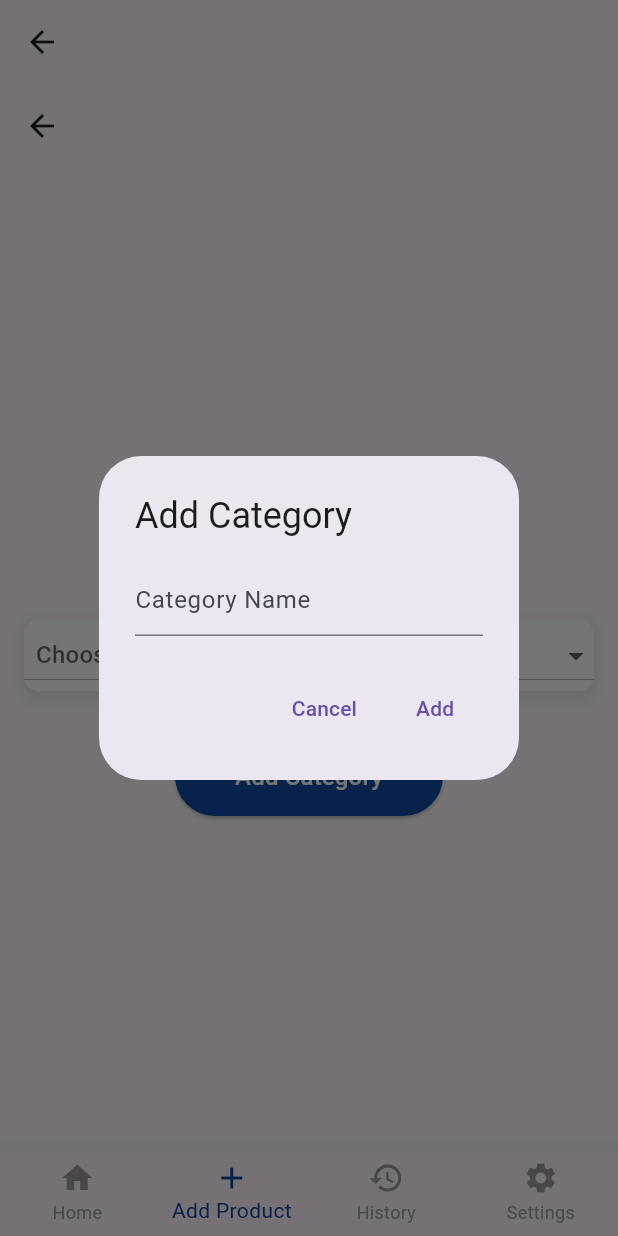
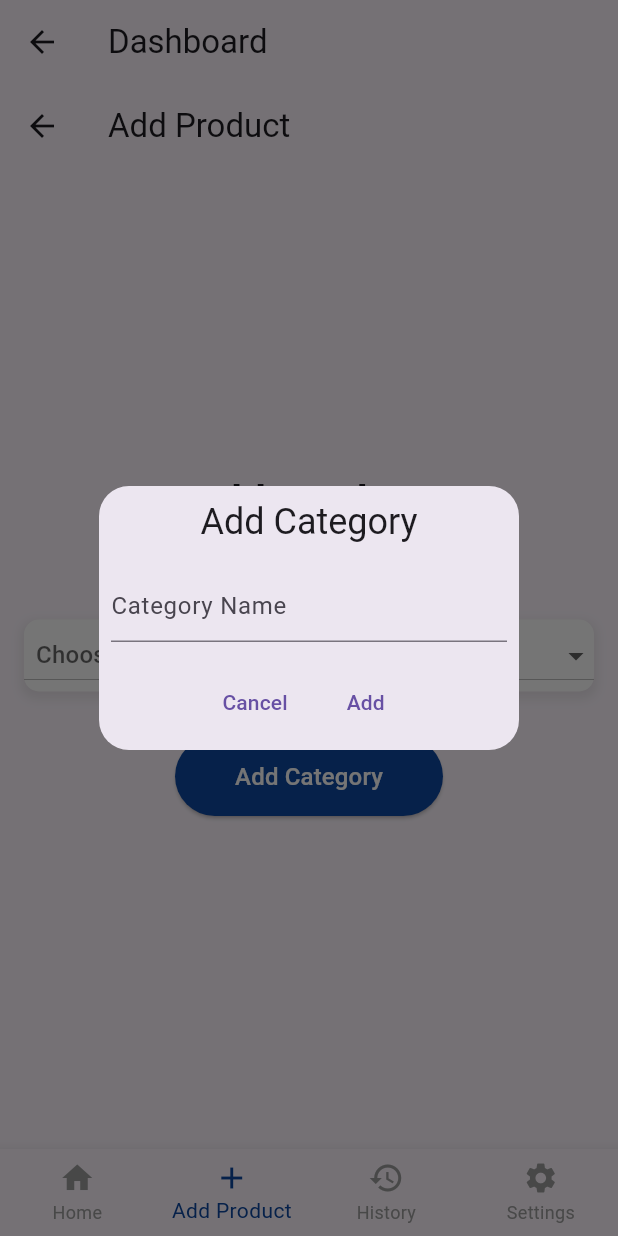
Before and after one commit to divya-garg1999/Quick-Cart, a Flutter app: the DashboardScreen screen opened directly, item 2 of the bottom bar chosen, after a tap on "Add Category", on a phone screen of 412 x 824 dp. Run offline on Flutter 3.47's test engine with Material 3 defaults, Android fonts, the phone set to English and light mode, and no system bars; our stand-ins replace get.

Commit message:
Dashboard and Add product Screen

```diff
--- /dev/null
+++ b/lib/views/add_product/add_product_controller.dart
@@ -0,0 +1,63 @@
+import 'package:flutter/material.dart';
+import 'package:get/get.dart';
+import 'package:quickcart/models/product_data.dart';
+
+class AddProductController extends GetxController {
+  final ProductData productData = ProductData(); // Singleton instance
+  var selectedCategory = Rxn<String>(); // Reactive category selection
+  final nameController = TextEditingController();
+  final priceController = TextEditingController();
+  final stockController = TextEditingController();
+  final categoryController = TextEditingController();
+
+  // Method to add the product
+  void addProduct() {
+    final productName = nameController.text.trim();
+    final productPriceText = priceController.text.trim();
+    final productStockText = stockController.text.trim();
+
+    if (productName.isEmpty || selectedCategory.value == null || productPriceText.isEmpty || productStockText.isEmpty) {
+      _showSnackBar('Please fill in all fields');
+      return;
+    }
+
+    final double? productPrice = double.tryParse(productPriceText);
+    final int? productStock = int.tryParse(productStockText);
+
+    if (productPrice == null || productStock == null) {
+      _showSnackBar('Please enter valid numbers for price and stock');
+      return;
+    }
+
+    productData.addProduct(
+      productName,
+      selectedCategory.value!,
+      productPrice,
+      productStock,
+    );
+
+    // Clear fields after adding the product
+    nameController.clear();
+    priceController.clear();
+    stockController.clear();
+    selectedCategory.value = null; // Reset selected category
+    _showSnackBar('Product Added Successfully');
+  }
+
+  void addCategory() {
+    final newCategory = categoryController.text.trim();
+    if (newCategory.isNotEmpty) {
+      productData.addCategory(newCategory);
+      categoryController.clear(); // Clear input field
+      Get.back(); // Close dialog
+      _showSnackBar('Category Added Successfully');
+    } else {
+      _showSnackBar('Category name cannot be empty');
+    }
+  }
+
+  // Show SnackBar using GetX
+  void _showSnackBar(String message) {
+    Get.snackbar('Notification', message, snackPosition: SnackPosition.BOTTOM);
+  }
+}
--- /dev/null
+++ b/lib/views/add_product/add_product_screen.dart
@@ -0,0 +1,147 @@
+import 'package:flutter/material.dart';
+import 'package:get/get.dart';
+import 'add_product_controller.dart';
+
+class AddProductScreen extends StatelessWidget {
+  final AddProductController controller = Get.put(AddProductController());
+
+  @override
+  Widget build(BuildContext context) {
+    return Scaffold(
+      appBar: AppBar(
+        title: Text('Add Product'),
+      ),
+      body: Center(
+        child: Padding(
+          padding: const EdgeInsets.all(16.0),
+          child: SingleChildScrollView(
+            child: Column(
+              crossAxisAlignment: CrossAxisAlignment.center,
+              children: [
+                Text(
+                  'Add Product',
+                  style: TextStyle(fontSize: 28, fontWeight: FontWeight.bold),
+                  textAlign: TextAlign.center,
+                ),
+                SizedBox(height: 20),
+                Text(
+                  'Select Category:',
+                  style: TextStyle(fontSize: 20, fontWeight: FontWeight.bold),
+                ),
+                SizedBox(height: 10),
+                _buildCategoryDropdown(),
+                SizedBox(height: 30),
+                ElevatedButton(
+                  style: ElevatedButton.styleFrom(
+                    backgroundColor: Colors.blue[900],
+                    padding: EdgeInsets.symmetric(horizontal: 40, vertical: 15),
+                  ),
+                  onPressed: () => _showAddCategoryDialog(),
+                  child: Text('Add Category', style: TextStyle(color: Colors.white, fontSize: 16)),
+                ),
+                SizedBox(height: 20),
+                Obx(() {
+                  if (controller.selectedCategory.value != null) {
+                    return Column(
+                      children: [
+                        Text('Add Product Details:', style: TextStyle(fontSize: 20, fontWeight: FontWeight.bold)),
+                        SizedBox(height: 10),
+                        _buildTextField(controller.nameController, 'Product Name'),
+                        SizedBox(height: 10),
+                        _buildTextField(controller.priceController, 'Price', isNumber: true),
+                        SizedBox(height: 10),
+                        _buildTextField(controller.stockController, 'Stock', isNumber: true),
+                        SizedBox(height: 20),
+                        ElevatedButton(
+                          onPressed: controller.addProduct,
+                          child: Text('Add Product'),
+                        ),
+                      ],
+                    );
+                  } else {
+                    return SizedBox.shrink();
+                  }
+                }),
+              ],
+            ),
+          ),
+        ),
+      ),
+    );
+  }
+
+  // Dropdown for choosing category
+  Widget _buildCategoryDropdown() {
+    return Container(
+      decoration: _inputFieldDecoration(),
+      child: Obx(() {
+        return DropdownButton<String>(
+          hint: Padding(
+            padding: const EdgeInsets.all(8.0),
+            child: Text('Choose a category'),
+          ),
+          value: controller.selectedCategory.value,
+          onChanged: (String? newValue) {
+            controller.selectedCategory.value = newValue;
+          },
+          isExpanded: true,
+          items: controller.productData.categories
+              .map<DropdownMenuItem<String>>((String value) {
+            return DropdownMenuItem<String>(
+              value: value,
+              child: Padding(
+                padding: const EdgeInsets.all(8.0),
+                child: Text(value),
+              ),
+            );
+          }).toList(),
+        );
+      }),
+    );
+  }
+
+  Widget _buildTextField(TextEditingController controller, String label, {bool isNumber = false}) {
+    return Container(
+      decoration: _inputFieldDecoration(),
+      child: TextField(
+        controller: controller,
+        decoration: InputDecoration(
+          labelText: label,
+          border: OutlineInputBorder(borderRadius: BorderRadius.circular(10), borderSide: BorderSide.none),
+          contentPadding: EdgeInsets.all(16),
+        ),
+        keyboardType: isNumber ? TextInputType.number : TextInputType.text,
+      ),
+    );
+  }
+
+  BoxDecoration _inputFieldDecoration() {
+    return BoxDecoration(
+      color: Colors.white,
+      borderRadius: BorderRadius.circular(10),
+      boxShadow: [
+        BoxShadow(
+          color: Colors.grey.withOpacity(0.2),
+          spreadRadius: 2,
+          blurRadius: 5,
+          offset: Offset(0, 3),
+        ),
+      ],
+    );
+  }
+
+  // Method to show a dialog for adding a new category
+  void _showAddCategoryDialog() {
+    Get.defaultDialog(
+      title: 'Add Category',
+      content: TextField(
+        controller: controller.categoryController,
+        decoration: InputDecoration(hintText: 'Category Name'),
+      ),
+      actions: [
+        TextButton(onPressed: () => Get.back(), child: Text('Cancel')),
+        TextButton(onPressed: controller.addCategory, child: Text('Add')),
+      ],
+    );
+  }
+}
--- a/lib/views/add_product_screen.dart
+++ /dev/null
@@ -1,224 +0,0 @@
-// lib/views/add_product_screen.dart
-
-import 'package:flutter/material.dart';
-import 'package:quickcart/models/product_data.dart';
-
-class AddProductScreen extends StatefulWidget {
-  @override
-  _AddProductScreenState createState() => _AddProductScreenState();
-}
-
-class _AddProductScreenState extends State<AddProductScreen> {
-  final ProductData productData = ProductData(); // Accessing singleton instance
-  String? selectedCategory;
-
-  // Controllers for product details
-  final TextEditingController nameController = TextEditingController();
-  final TextEditingController priceController = TextEditingController();
-  final TextEditingController stockController = TextEditingController();
-  final TextEditingController categoryController = TextEditingController();
-
-  // Method to add the product
-  void _addProduct() {
-    final productName = nameController.text.trim();
-    final productPriceText = priceController.text.trim();
-    final productStockText = stockController.text.trim();
-
-    if (productName.isEmpty ||
-        selectedCategory == null ||
-        productPriceText.isEmpty ||
-        productStockText.isEmpty) {
-      _showSnackBar('Please fill in all fields');
-      return;
-    }
-
-    // Parse price and stock
-    final double? productPrice = double.tryParse(productPriceText);
-    final int? productStock = int.tryParse(productStockText);
-
-    if (productPrice == null || productStock == null) {
-      _showSnackBar('Please enter valid numbers for price and stock');
-      return;
-    }
-
-    // Add the product to the singleton
-    productData.addProduct(
-      productName,
-      selectedCategory!,
-      productPrice,
-      productStock,
-    );
-
-    // Clear fields after adding the product
-    nameController.clear();
-    priceController.clear();
-    stockController.clear();
-    setState(() {
-      selectedCategory = null; // Reset selected category
-    });
-
-    _showSnackBar('Product Added Successfully');
-    print('Product Added: $productName, Category: $selectedCategory, Price: $productPrice, Stock: $productStock');
-  }
-
-  // Method to show a dialog for adding a new category
-  void _showAddCategoryDialog() {
-    showDialog(
-      context: context,
-      builder: (context) {
-        return AlertDialog(
-          title: Text('Add Category'),
-          content: TextField(
-            controller: categoryController,
-            decoration: InputDecoration(hintText: 'Category Name'),
-          ),
-          actions: [
-            TextButton(
-              onPressed: () => Navigator.of(context).pop(),
-              child: Text('Cancel'),
-            ),
-            TextButton(
-              onPressed: () {
-                final newCategory = categoryController.text.trim();
-                if (newCategory.isNotEmpty) {
-                  productData.addCategory(newCategory);
-                  categoryController.clear(); // Clear input field
-                  Navigator.of(context).pop();
-                  _showSnackBar('Category Added Successfully');
-                } else {
-                  _showSnackBar('Category name cannot be empty');
-                }
-              },
-              child: Text('Add'),
-            ),
-          ],
-        );
-      },
-    );
-  }
-
-  // Helper method to show SnackBar messages
-  void _showSnackBar(String message) {
-    ScaffoldMessenger.of(context).showSnackBar(
-      SnackBar(content: Text(message)),
-    );
-  }
-
-  // Dropdown to choose category
-  Widget _buildCategoryDropdown() {
-    return Container(
-      decoration: _inputFieldDecoration(),
-      child: DropdownButton<String>(
-        hint: Padding(
-          padding: const EdgeInsets.all(8.0),
-          child: Text('Choose a category'),
-        ),
-        value: selectedCategory,
-        onChanged: (String? newValue) {
-          setState(() {
-            selectedCategory = newValue;
-          });
-        },
-        isExpanded: true,
-        items: productData.categories.map<DropdownMenuItem<String>>((String value) {
-          return DropdownMenuItem<String>(
-            value: value,
-            child: Padding(
-              padding: const EdgeInsets.all(8.0),
-              child: Text(value),
-            ),
-          );
-        }).toList(),
-      ),
-    );
-  }
-
-  // General method to build a text field for the form
-  Widget _buildTextField(TextEditingController controller, String label, {bool isNumber = false}) {
-    return Container(
-      decoration: _inputFieldDecoration(),
-      child: TextField(
-        controller: controller,
-        decoration: InputDecoration(
-          labelText: label,
-          border: OutlineInputBorder(borderRadius: BorderRadius.circular(10), borderSide: BorderSide.none),
-          contentPadding: EdgeInsets.all(16),
-        ),
-        keyboardType: isNumber ? TextInputType.number : TextInputType.text,
-      ),
-    );
-  }
-
-  // Input field decoration
-  BoxDecoration _inputFieldDecoration() {
-    return BoxDecoration(
-      color: Colors.white,
-      borderRadius: BorderRadius.circular(10),
-      boxShadow: [
-        BoxShadow(
-          color: Colors.grey.withOpacity(0.2),
-          spreadRadius: 2,
-          blurRadius: 5,
-          offset: Offset(0, 3),
-        ),
-      ],
-    );
-  }
-
-  @override
-  Widget build(BuildContext context) {
-    return Scaffold(
-      appBar: AppBar(
-        title: Text(''),
-      ),
-      body: Center(
-        child: Padding(
-          padding: const EdgeInsets.all(16.0),
-          child: SingleChildScrollView(
-            child: Column(
-              crossAxisAlignment: CrossAxisAlignment.center,
-              children: [
-                Text(
-                  'Add Product',
-                  style: TextStyle(fontSize: 28, fontWeight: FontWeight.bold),
-                  textAlign: TextAlign.center,
-                ),
-                SizedBox(height: 20),
-                Text(
-                  'Select Category:',
-                  style: TextStyle(fontSize: 20, fontWeight: FontWeight.bold),
-                ),
-                SizedBox(height: 10),
-                _buildCategoryDropdown(),
-                SizedBox(height: 30),
-                ElevatedButton(
-                  style: ElevatedButton.styleFrom(
-                    backgroundColor: Colors.blue[900],
-                    padding: EdgeInsets.symmetric(horizontal: 40, vertical: 15),
-                  ),
-                  onPressed: _showAddCategoryDialog,
-                  child: Text('Add Category', style: TextStyle(color: Colors.white, fontSize: 16)),
-                ),
-                SizedBox(height: 20),
-                if (selectedCategory != null) ...[
-                  Text('Add Product Details:', style: TextStyle(fontSize: 20, fontWeight: FontWeight.bold)),
-                  SizedBox(height: 10),
-                  _buildTextField(nameController, 'Product Name'),
-                  SizedBox(height: 10),
-                  _buildTextField(priceController, 'Price', isNumber: true),
-                  SizedBox(height: 10),
-                  _buildTextField(stockController, 'Stock', isNumber: true),
-                  SizedBox(height: 20),
-                  ElevatedButton(
-                    onPressed: _addProduct,
-                    child: Text('Add Product'),
-                  ),
-                ],
-              ],
-            ),
-          ),
-        ),
-      ),
-    );
-  }
-}
--- /dev/null
+++ b/lib/views/dash_board_screen/dashboard_controller.dart
@@ -0,0 +1,11 @@
+import 'package:get/get.dart';
+
+class DashboardController extends GetxController {
+  // Reactive variable for selected index
+  var selectedIndex = 0.obs;
+
+  // Method to change the selected index
+  void onItemTapped(int index) {
+    selectedIndex.value = index;
+  }
+}
--- /dev/null
+++ b/lib/views/dash_board_screen/dashboard_screen.dart
@@ -0,0 +1,54 @@
+import 'package:flutter/material.dart';
+import 'package:get/get.dart';
+import 'dashboard_controller.dart';
+import '../home_screen.dart';
+import '../add_product/add_product_screen.dart';
+import '../history_screen.dart';
+import '../settings_screen.dart';
+
+class DashboardScreen extends StatelessWidget {
+  final DashboardController controller = Get.put(DashboardController());
+
+  // Screens list
+  final List<Widget> selectScreen = <Widget>[
+    HomeScreen(),
+    AddProductScreen(),
+    HistoryScreen(),
+    SettingsScreen(),
+  ];
+
+  @override
+  Widget build(BuildContext context) {
+    return Scaffold(
+      appBar: AppBar(
+        title: Text('Dashboard'),
+      ),
+      body: Obx(() => selectScreen.elementAt(controller.selectedIndex.value)),
+      bottomNavigationBar: Obx(() => BottomNavigationBar(
+        items: const <BottomNavigationBarItem>[
+          BottomNavigationBarItem(
+            icon: Icon(Icons.home),
+            label: 'Home',
+          ),
+          BottomNavigationBarItem(
+            icon: Icon(Icons.add),
+            label: 'Add Product',
+          ),
+          BottomNavigationBarItem(
+            icon: Icon(Icons.history),
+            label: 'History',
+          ),
+          BottomNavigationBarItem(
+            icon: Icon(Icons.settings),
+            label: 'Settings',
+          ),
+        ],
+        currentIndex: controller.selectedIndex.value,
+        selectedItemColor: Colors.blue[900],
+        unselectedItemColor: Colors.grey,
+        onTap: controller.onItemTapped,
+        type: BottomNavigationBarType.fixed,
+      )),
+    );
+  }
+}
--- a/lib/views/dashboard_screen.dart
+++ /dev/null
@@ -1,63 +0,0 @@
-import 'package:flutter/material.dart';
-import 'home_screen.dart';
-import 'add_product_screen.dart';
-import 'history_screen.dart'; // New import for History Screen
-import 'settings_screen.dart';
-
-class DashboardScreen extends StatefulWidget {
-  @override
-  _DashboardScreenState createState() => _DashboardScreenState();
-}
-
-class _DashboardScreenState extends State<DashboardScreen> {
-  int _selectedIndex = 0;
-
-  // Screens list
-  final List<Widget> selectScreen = <Widget>[
-    HomeScreen(),
-    AddProductScreen(),
-    HistoryScreen(), //
-    SettingsScreen(),
-  ];
-
-  void _onItemTapped(int index) {
-    setState(() {
-      _selectedIndex = index;
-    });
-  }
-
-  @override
-  Widget build(BuildContext context) {
-    return Scaffold(
-      appBar: AppBar(
-        title: Text(''),
-      ),
-      body: selectScreen.elementAt(_selectedIndex),
-      bottomNavigationBar: BottomNavigationBar(
-        items: const <BottomNavigationBarItem>[
-          BottomNavigationBarItem(
-            icon: Icon(Icons.home),
-            label: 'Home',
-          ),
-          BottomNavigationBarItem(
-            icon: Icon(Icons.add),
-            label: 'Add Product',
-          ),
-          BottomNavigationBarItem(
-            icon: Icon(Icons.history), // Changed icon for History
-            label: 'History', // Changed label to History
-          ),
-          BottomNavigationBarItem(
-            icon: Icon(Icons.settings),
-            label: 'Settings',
-          ),
-        ],
-        currentIndex: _selectedIndex,
-        selectedItemColor: Colors.blue[900],
-        unselectedItemColor: Colors.grey,
-        onTap: _onItemTapped,
-        type: BottomNavigationBarType.fixed, // Ensures all items are visible
-      ),
-    );
-  }
-}
--- a/lib/views/intro_screen/introduction_screen.dart
+++ b/lib/views/intro_screen/introduction_screen.dart
@@ -1,6 +1,7 @@
 import 'package:flutter/material.dart';
 import 'package:get/get.dart';
-import '../dashboard_screen.dart';
+import '../dash_board_screen/dashboard_screen.dart';
+
 import 'intro_controller.dart';
 
 class IntroductionScreen extends StatelessWidget {
@@ -19,7 +20,7 @@ class IntroductionScreen extends StatelessWidget {
               children: [
                 const Spacer(),
                 SizedBox(
-                  height: screenHeight/2 + 100,
+                  height: screenHeight / 2 + 100,
                   child: PageView.builder(
                     onPageChanged: (index) {
                       controller.currentPage.value = index;
@@ -77,7 +78,7 @@ class IntroductionScreen extends StatelessWidget {
           if (title == "Next") {
             controller.nextPage();
           } else {
-            Get.to(DashboardScreen());
+            Get.to(DashboardScreen()); // Navigate to DashboardScreen
           }
         },
         child: _buttonContainer(title),
@@ -114,9 +115,9 @@ class IntroductionScreen extends StatelessWidget {
   }
 
   Widget _previousWidget(RxInt currentPage) {
-    if(currentPage == 0){
+    if (currentPage.value == 0) {
       return const SizedBox(width: 12);
-    }else{
+    } else {
       return Padding(
         padding: const EdgeInsets.only(left: 20.0),
         child: TextButton(
@@ -145,13 +146,14 @@ class IntroductionScreen extends StatelessWidget {
             )),
             TextButton(
               onPressed: () {
-                  Get.to(DashboardScreen());
+                Get.to(DashboardScreen()); // Navigate to DashboardScreen
               },
               child: _buttonContainer("Skip"),
             ),
           ],
         ),
-        ));
+      ),
+    );
   }
 
   Widget _titleWidget(String title) {
```
Also changed, not shown: pubspec.lock. Lines whose indentation alone changed are shown as unchanged.
